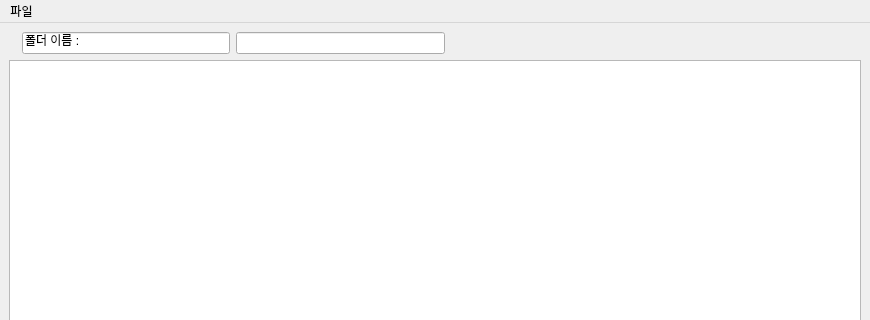
The window that bookMark.ui (anthem53/Chrome_bookMark_manager) describes before a commit, drawn with Qt 5; both pictures show x 0 to 870 and y 0 to 320 of the 870 by 697 pixel window.
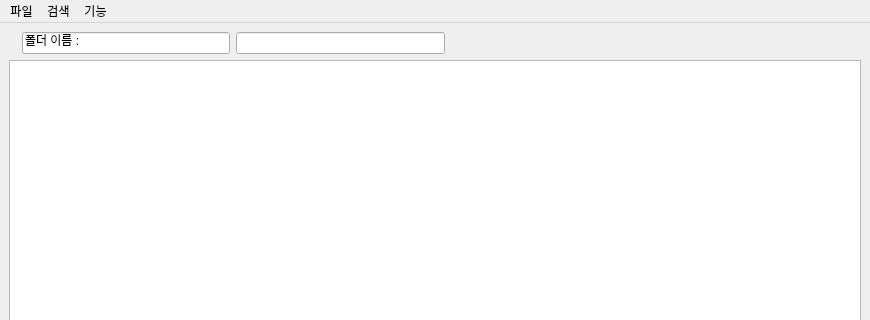
The same window after the commit.

```diff
--- a/bookMark.ui
+++ b/bookMark.ui
@@ -101,7 +101,20 @@
     <addaction name="separator"/>
     <addaction name="actionQuit"/>
    </widget>
+   <widget class="QMenu" name="menu_2">
+    <property name="title">
+     <string>검색</string>
+    </property>
+   </widget>
+   <widget class="QMenu" name="menu_3">
+    <property name="title">
+     <string>기능</string>
+    </property>
+    <addaction name="action"/>
+   </widget>
    <addaction name="menu"/>
+   <addaction name="menu_2"/>
+   <addaction name="menu_3"/>
   </widget>
   <widget class="QStatusBar" name="statusbar"/>
   <action name="actionsetting">
```
Left out of the diff: 5 changed lines with no effect on the pictures.
